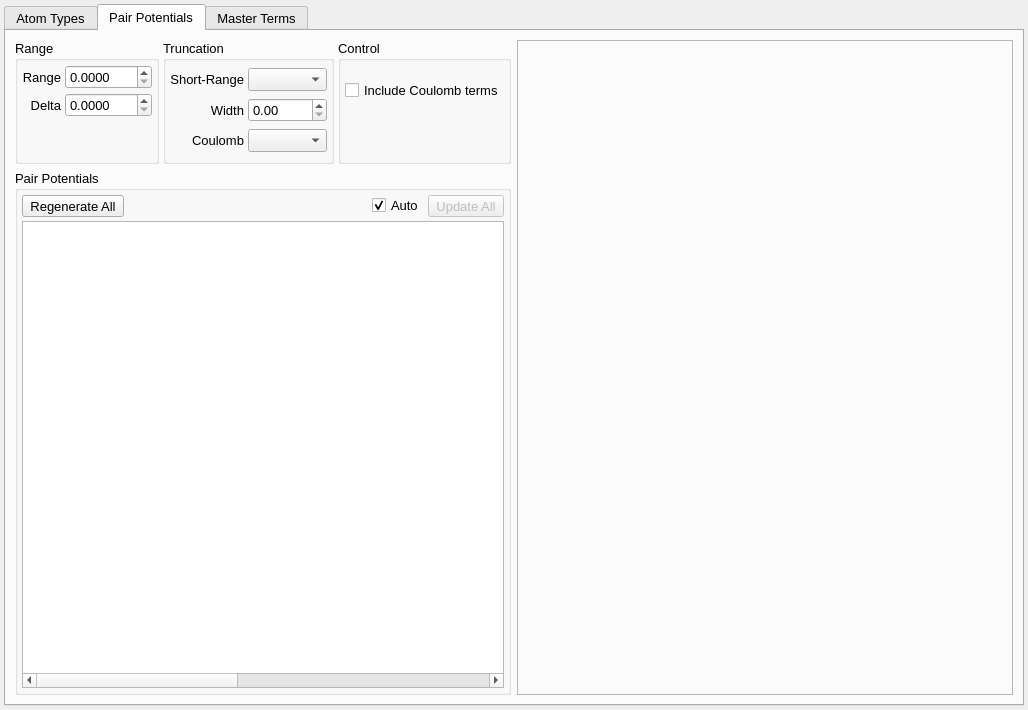
This is src/gui/forcefieldtab.ui in disorderedmaterials/dissolve as Qt 5 draws it before an edit. The edited form follows.
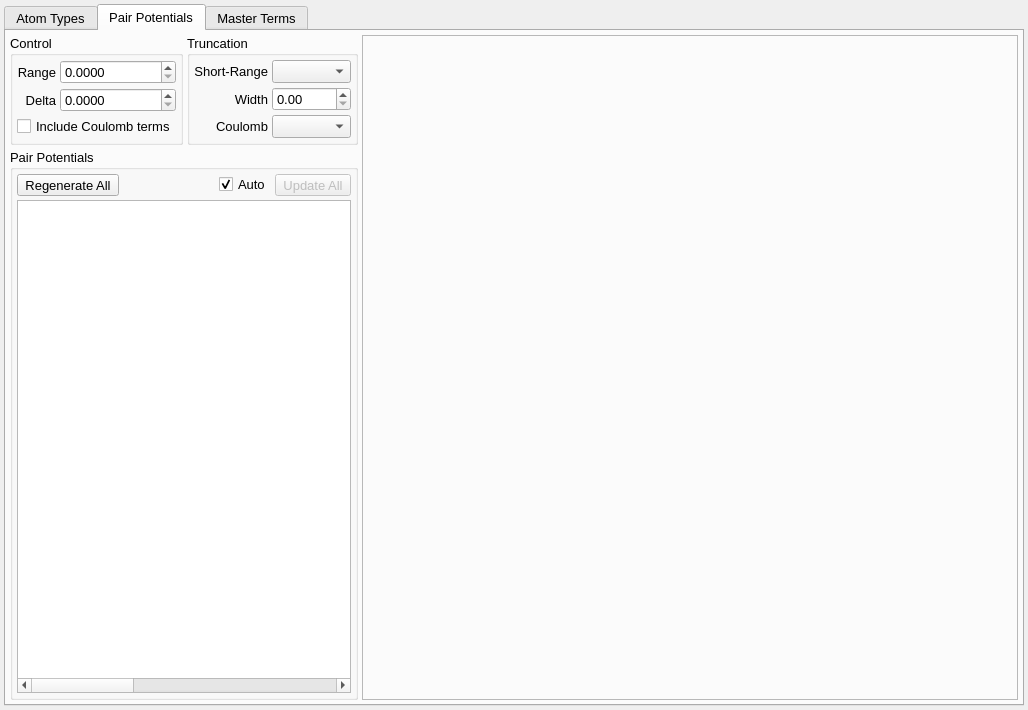
This is the edited form. The open tabs and pages were chosen to show the change. Icons and pictures are not drawn. Custom widgets are drawn as their Qt base class.

Commit message: Improve layout of pairpotentials ui page.

```diff
--- a/src/gui/forcefieldtab.ui
+++ b/src/gui/forcefieldtab.ui
@@ -202,8 +202,23 @@
        <string>Pair Potentials</string>
       </attribute>
       <layout class="QHBoxLayout" name="horizontalLayout_10">
+       <property name="spacing">
+        <number>4</number>
+       </property>
+       <property name="leftMargin">
+        <number>4</number>
+       </property>
+       <property name="topMargin">
+        <number>4</number>
+       </property>
+       <property name="rightMargin">
+        <number>4</number>
+       </property>
+       <property name="bottomMargin">
+        <number>4</number>
+       </property>
        <item>
-        <layout class="QVBoxLayout" name="verticalLayout_3">
+        <layout class="QVBoxLayout" name="verticalLayout_2">
          <item>
           <layout class="QHBoxLayout" name="horizontalLayout_9">
            <property name="spacing">
@@ -212,7 +227,7 @@
            <item>
             <widget class="QGroupBox" name="PairPotentialRangeGroup">
              <property name="title">
-              <string>Range</string>
+              <string>Control</string>
              </property>
              <layout class="QGridLayout" name="gridLayout">
               <property name="leftMargin">
@@ -282,21 +297,12 @@
                 </property>
                </widget>
               </item>
-              <item row="2" column="1">
-               <spacer name="verticalSpacer">
-                <property name="orientation">
-                 <enum>Qt::Vertical</enum>
+              <item row="2" column="0" colspan="2">
+               <widget class="QCheckBox" name="CoulombIncludeCheck">
+                <property name="text">
+                 <string>Include Coulomb terms</string>
                 </property>
-                <property name="sizeType">
-                 <enum>QSizePolicy::Minimum</enum>
-                </property>
-                <property name="sizeHint" stdset="0">
-                 <size>
-                  <width>20</width>
-                  <height>40</height>
-                 </size>
-                </property>
-               </spacer>
+               </widget>
               </item>
              </layout>
             </widget>
@@ -391,57 +397,16 @@
              </layout>
             </widget>
            </item>
-           <item>
-            <widget class="QGroupBox" name="ControlGroup">
-             <property name="title">
-              <string>Control</string>
-             </property>
-             <layout class="QVBoxLayout" name="verticalLayout_2">
-              <property name="spacing">
-               <number>4</number>
-              </property>
-              <property name="leftMargin">
-               <number>4</number>
-              </property>
-              <property name="topMargin">
-               <number>4</number>
-              </property>
-              <property name="rightMargin">
-               <number>4</number>
-              </property>
-              <property name="bottomMargin">
-               <number>4</number>
-              </property>
-              <item>
-               <widget class="QCheckBox" name="CoulombIncludeCheck">
-                <property name="text">
-                 <string>Include Coulomb terms</string>
-                </property>
-               </widget>
-              </item>
-              <item>
-               <spacer name="verticalSpacer_2">
-                <property name="orientation">
-                 <enum>Qt::Vertical</enum>
-                </property>
-                <property name="sizeType">
-                 <enum>QSizePolicy::Minimum</enum>
-                </property>
-                <property name="sizeHint" stdset="0">
-                 <size>
-                  <width>20</width>
-                  <height>40</height>
-                 </size>
-                </property>
-               </spacer>
-              </item>
-             </layout>
-            </widget>
-           </item>
           </layout>
          </item>
          <item>
-          <widget class="QGroupBox" name="groupBox">
+          <widget class="QGroupBox" name="PairPotentialsGroup">
+           <property name="sizePolicy">
+            <sizepolicy hsizetype="Preferred" vsizetype="Expanding">
+             <horstretch>0</horstretch>
+             <verstretch>0</verstretch>
+            </sizepolicy>
+           </property>
            <property name="title">
             <string>Pair Potentials</string>
            </property>
@@ -617,7 +582,7 @@
         <widget class="QFrame" name="PairPotentialsPlotFrame">
          <property name="sizePolicy">
           <sizepolicy hsizetype="Expanding" vsizetype="Expanding">
-           <horstretch>0</horstretch>
+           <horstretch>1</horstretch>
            <verstretch>0</verstretch>
           </sizepolicy>
          </property>
```
Left out of the diff: 2 changed lines with no effect on the pictures.
